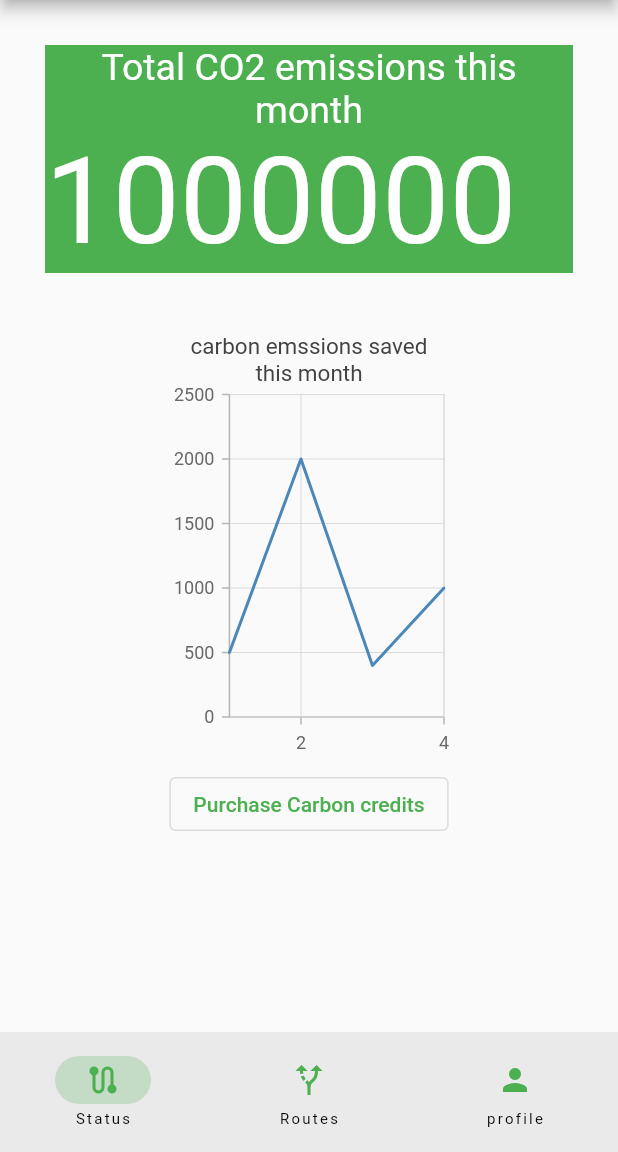
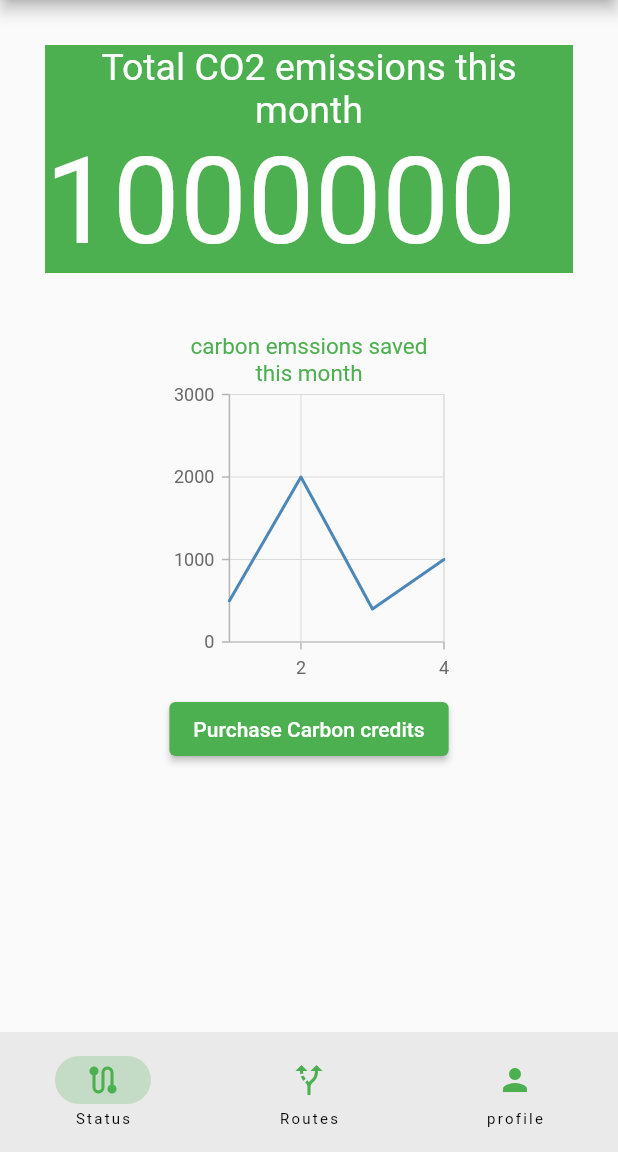
Before and after one commit to Arjdroid/greenifytransit, a Flutter app: the screen it shows after launch, on a phone screen of 412 x 824 dp, the part 84-1236 px from its top. Run offline on Flutter 3.47's test engine with Material 2 defaults, Android fonts, the phone set to English and light mode, and no system bars; our stand-ins replace syncfusion_flutter_charts; Roboto replaces fonts that are missing (arial).

Commit message:
chart title style

```diff
--- a/lib/status_page.dart
+++ b/lib/status_page.dart
@@ -49,19 +49,24 @@ class _StatusPageState extends State<StatusPage> {
                     Text('$emissions',
                         textAlign: TextAlign.center,
                         style: const TextStyle(
-                          color: Colors.white,
-                          fontSize: 80,
-                        )),
+                            color: Colors.white,
+                            fontSize: 80,
+                            fontFamily: 'arial')),
                   ],
                 )
               ],
             ),
           ),
           Container(
-            height: 300,
             width: 200,
+            height: 250,
             child: SfCartesianChart(
-              title: ChartTitle(text: 'carbon emssions saved this month'),
+              title: ChartTitle(
+                  text: 'carbon emssions saved this month',
+                  textStyle: TextStyle(
+                    color: Colors.green,
+                    fontStyle: FontStyle.normal,
+                  )),
               series: <ChartSeries>[
                 LineSeries<CarbonEmsissionData, int>(
                     pointColorMapper:
@@ -75,8 +80,7 @@ class _StatusPageState extends State<StatusPage> {
               ],
             ),
           ),
-          OutlinedButton(
-            style: OutlinedButton.styleFrom(),
+          ElevatedButton(
             onPressed: () {},
             child: const Text('Purchase Carbon credits'),
           )
```
